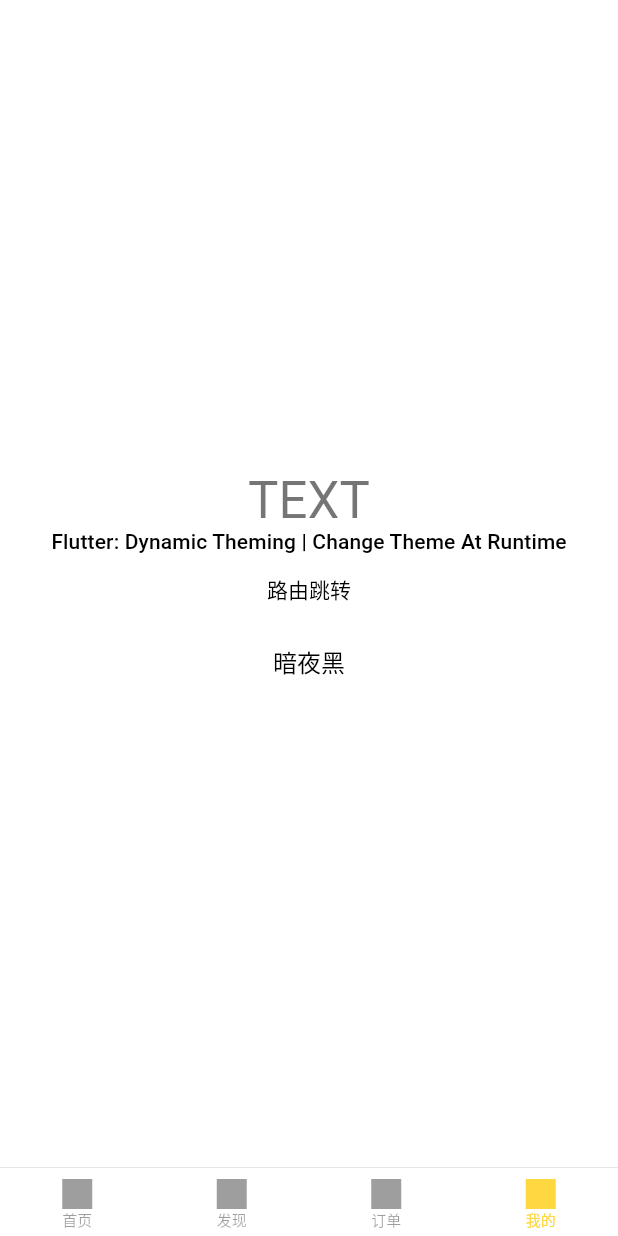
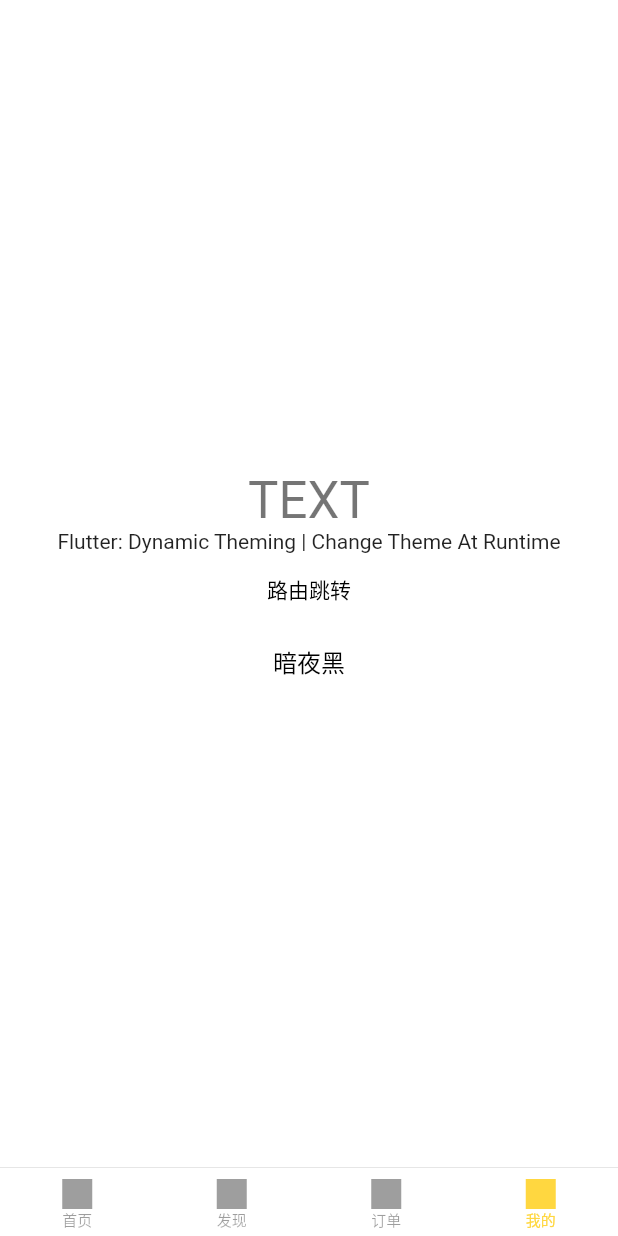
Before and after one commit to Tecode/dynamic_theme, a Flutter app: the screen it shows after launch, item 4 of the bottom bar chosen, on a phone screen of 412 x 824 dp. Run offline on Flutter 3.47's test engine with Material 2 defaults, Android fonts, the phone set to English and light mode, and no system bars.

Commit message:
解决升级flutter1.17.0后的警告⚠

```diff
--- a/lib/containers/Detail.dart
+++ b/lib/containers/Detail.dart
@@ -58,7 +58,7 @@ class Detail extends StatelessWidget {
               crossAxisAlignment: CrossAxisAlignment.center,
               mainAxisAlignment: MainAxisAlignment.center,
               children: <Widget>[
-                Text('TITLE', style: Theme.of(context).textTheme.bodyText1),
+                Text('TITLE', style: Theme.of(context).textTheme.headline4),
                 CupertinoButton(
                   padding: EdgeInsets.zero,
                   child: Text('弹窗'),
--- a/lib/containers/Home.dart
+++ b/lib/containers/Home.dart
@@ -39,17 +39,17 @@ class _HomeState extends State<Home> {
                 children: <Widget>[
                   Text(
                     'TEXT',
-                    style: Theme.of(context).textTheme.display1,
+                    style: Theme.of(context).textTheme.headline4,
                   ),
                   Text(
                     'Flutter: Dynamic Theming | Change Theme At Runtime',
-                    style: Theme.of(context).textTheme.subtitle,
+                    style: Theme.of(context).textTheme.bodyText2,
                   ),
                   FlatButton(
                     onPressed: () => _launchRouter(context),
                     child: Text(
                       '路由跳转',
-                      style: Theme.of(context).textTheme.body1.merge(
+                      style: Theme.of(context).textTheme.bodyText1.merge(
                             TextStyle(
                               color: isDark ? Colors.white : Colors.black,
                             ),
--- a/lib/containers/Mine.dart
+++ b/lib/containers/Mine.dart
@@ -1,5 +1,3 @@
-import 'dart:developer';
-
 import 'package:dynamic_theme/containers/NewView.dart';
 import 'package:dynamic_theme/helpers/options.dart';
 import 'package:flutter/material.dart';
@@ -44,17 +42,17 @@ class _MineState extends State<Mine> {
                 children: <Widget>[
                   Text(
                     'TEXT',
-                    style: Theme.of(context).textTheme.display1,
+                    style: Theme.of(context).textTheme.headline4,
                   ),
                   Text(
                     'Flutter: Dynamic Theming | Change Theme At Runtime',
-                    style: Theme.of(context).textTheme.subtitle,
+                    style: Theme.of(context).textTheme.bodyText2,
                   ),
                   FlatButton(
                     onPressed: () => _launchRouter(context),
                     child: Text(
                       '路由跳转',
-                      style: Theme.of(context).textTheme.body1.merge(
+                      style: Theme.of(context).textTheme.bodyText2.merge(
                             TextStyle(
                               color: isDark ? Colors.white : Colors.black,
                             ),
--- a/lib/containers/NewView.dart
+++ b/lib/containers/NewView.dart
@@ -77,7 +77,7 @@ class _NewViewState extends State<NewView> with RouteAware {
                     child: Center(
                       child: Text(
                         'Data-$index',
-                        style: Theme.of(context).textTheme.body2,
+                        style: Theme.of(context).textTheme.bodyText1,
                       ),
                     ),
                   ),
--- a/lib/containers/app.dart
+++ b/lib/containers/app.dart
@@ -104,7 +104,7 @@ class _DynamicThemeState extends State<DynamicTheme> {
               child: Column(
                 mainAxisAlignment: MainAxisAlignment.center,
                 children: <Widget>[
-                  Text('404', style: Theme.of(context).textTheme.display2),
+                  Text('404', style: Theme.of(context).textTheme.headline4),
                   CupertinoButton(
                     child: Text('Back'),
                     onPressed: () => Navigator.of(context).pop(),
--- a/lib/helpers/themes.dart
+++ b/lib/helpers/themes.dart
@@ -5,7 +5,7 @@ final ThemeData darkTheme = _buildDarkTheme();
 
 TextTheme _buildTextTheme(TextTheme base) {
   return base.copyWith(
-    title: base.title.copyWith(
+    bodyText1: base.bodyText1.copyWith(
       fontFamily: 'GoogleSans',
     ),
   );
```
